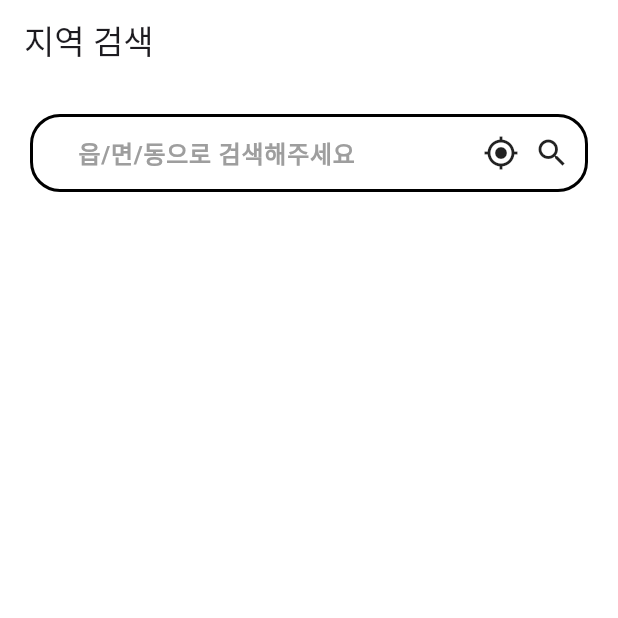
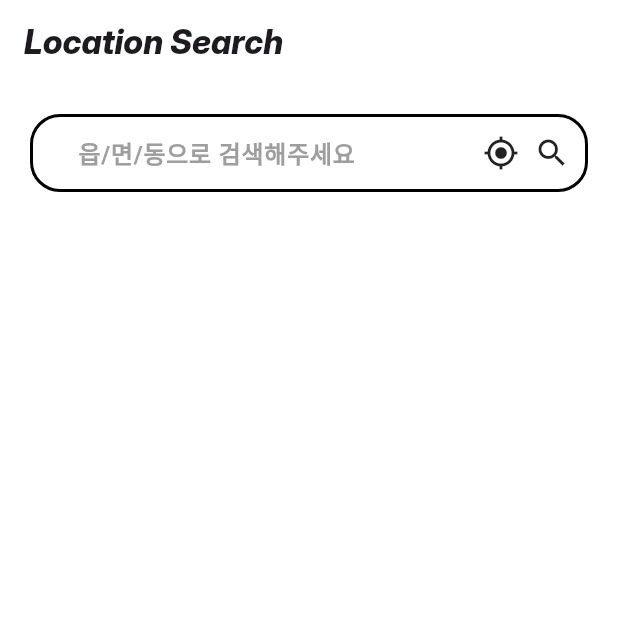
Before and after one commit to marion419/location-search, a Flutter app: the screen it shows after launch, on a phone screen of 412 x 824 dp, the top half of it. Run offline on Flutter 3.47's test engine with Material 3 defaults, Android fonts, the phone set to English and light mode, and no system bars; our stand-ins replace dio, flutter_riverpod, riverpod.

Commit message:
[add] appBar 텍스트에 스타일 추가

```diff
--- a/lib/ui/pages/home/home_page.dart
+++ b/lib/ui/pages/home/home_page.dart
@@ -18,7 +18,10 @@ class HomePage extends StatelessWidget {
         backgroundColor: Colors.white,
         appBar: AppBar(
           backgroundColor: Colors.transparent,
-          title: Text('지역 검색'),
+          title: Text(
+            'Location Search',
+            style: TextStyle(fontFamily: "Inter", fontWeight: FontWeight.w100),
+          ),
         ),
         body: Column(
           mainAxisAlignment: MainAxisAlignment.start,
```
Also changed, not shown: pubspec.yaml (+6 -9 lines), assets/fonts/Inter_28pt-ExtraBoldItalic.ttf (added).
